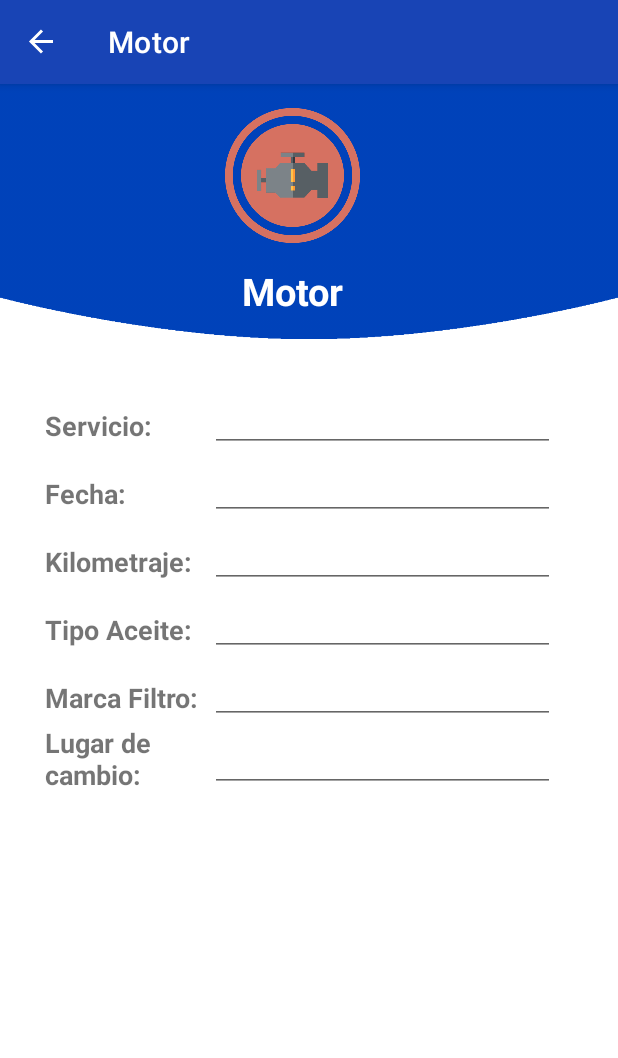
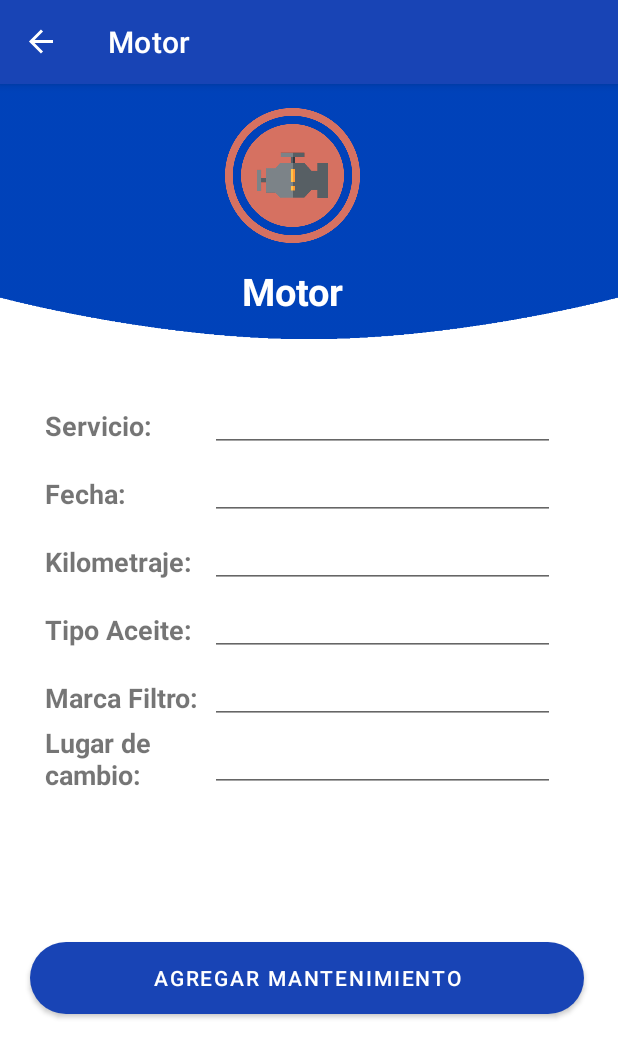
Before and after one commit to sebasnake2314/Cuida-tu-carro, an Android app: the agregarMantenimientoMotor screen opened through its navigation route, on a phone screen of 412 x 824 dp. Shown: the top 1058 px of the screen. Run offline under Robolectric (Android 15) with nearby library versions, the phone set to English and light mode, and no system bars; our stand-ins replace Firebase (no records; nobody signed in at launch, a user with empty details on screens opened directly), navigation-ui; libraries missing offline, so code that uses them is left out: com.wdullaer.materialdatetimepicker; 2 statements that could not run were skipped.

Commit message:
Modificación en ingreso de mantenimiento motor

```diff
--- a/app/src/main/java/com/example/cuidatucarro/data/repo/RepoMantenimiento.kt
+++ b/app/src/main/java/com/example/cuidatucarro/data/repo/RepoMantenimiento.kt
@@ -3,14 +3,20 @@ package com.example.cuidatucarro.data.repo
 import androidx.lifecycle.LiveData
 import androidx.lifecycle.MutableLiveData
 import com.example.cuidatucarro.objetos.Autos
+import com.example.cuidatucarro.objetos.mantenimientoMotor
 import com.example.cuidatucarro.objetos.tipoMatenimientoMotor
 import com.google.firebase.firestore.FirebaseFirestore
+import java.sql.Timestamp
 
 class RepoMantenimiento {
+    val db = FirebaseFirestore.getInstance()
 
-    fun traerMantenimientosMotor(): LiveData<MutableList<tipoMatenimientoMotor>>{
+    fun traerMantenimientosMotor(tipoMantenimiento:String): LiveData<MutableList<tipoMatenimientoMotor>>{
         val mutableData = MutableLiveData<MutableList<tipoMatenimientoMotor>>()
-        FirebaseFirestore.getInstance().collection("tb_mant_motor").get().addOnSuccessListener { result ->
+        FirebaseFirestore.getInstance().collection("tb_mant_motor")
+            .whereEqualTo("tipoMant",tipoMantenimiento)
+
+            .get().addOnSuccessListener { result ->
             val listData = mutableListOf<tipoMatenimientoMotor>()
             for(document in result ){
                 val tipoMantenimiento = document.id.toString()
@@ -23,5 +29,28 @@ class RepoMantenimiento {
         return mutableData
     }
 
+    fun agregarMantenimiento(mantenimientos:mantenimientoMotor){
+
+        val userHashMap = hashMapOf(
+            "mant_id_auto" to mantenimientos.idVehiculo,
+            "mant_tipo" to mantenimientos.servicio,
+            "mant_fecha" to mantenimientos.fecha,
+            "mant_kilometraje" to mantenimientos.kilimetraje,
+            "mant_lugar" to mantenimientos.lugarMantenimiento,
+            "mant_tipo_aceite" to mantenimientos.tipoAceite,
+            "mant_marca_filtro" to mantenimientos.MarcaFiltro
+         )
+
+        db.collection("tb_mantenimientos")
+            .add(userHashMap).addOnCompleteListener{
+                if(it.isSuccessful){
+                    //Mensaje Exitoso
+                }else{
+                    //Mensaje Error
+                }
+            }
+
+
+    }
 
 }
--- a/app/src/main/java/com/example/cuidatucarro/viewmodel/mantenimientoViewModel.kt
+++ b/app/src/main/java/com/example/cuidatucarro/viewmodel/mantenimientoViewModel.kt
@@ -4,17 +4,22 @@ import androidx.lifecycle.LiveData
 import androidx.lifecycle.MutableLiveData
 import androidx.lifecycle.ViewModel
 import com.example.cuidatucarro.data.repo.RepoMantenimiento
+import com.example.cuidatucarro.objetos.mantenimientoMotor
 import com.example.cuidatucarro.objetos.tipoMatenimientoMotor
 
 class mantenimientoViewModel: ViewModel()  {
     private val repoMatenimiento = RepoMantenimiento()
 
-    fun traerTipoMantenimientoMotor(): LiveData<MutableList<tipoMatenimientoMotor>> {
+    fun traerTipoMantenimientoMotor(tipoMantenimiento:String): LiveData<MutableList<tipoMatenimientoMotor>> {
         val mutableData = MutableLiveData<MutableList<tipoMatenimientoMotor>>()
-        repoMatenimiento.traerMantenimientosMotor().observeForever{listaMantenimiento->
+        repoMatenimiento.traerMantenimientosMotor(tipoMantenimiento).observeForever{listaMantenimiento->
             mutableData.value = listaMantenimiento
         }
         return mutableData
     }
 
+    fun agregarMantenimientoMotor(mantenimiento:mantenimientoMotor){
+            repoMatenimiento.agregarMantenimiento(mantenimiento)
+    }
+
 }
--- a/app/src/main/res/layout/fragment_agregar_mantenimiento.xml
+++ b/app/src/main/res/layout/fragment_agregar_mantenimiento.xml
@@ -44,10 +44,6 @@
                     android:textSize="25dp"
                     android:textStyle="bold"
                     android:textColor="@android:color/white"/>
-
-
-
-
 
         </LinearLayout>
     </LinearLayout>
@@ -157,7 +153,7 @@
                             android:textStyle="bold" />
 
                         <EditText
-                            android:id="@+id/txtMarca"
+                            android:id="@+id/txtKilometraje"
                             android:layout_width="230dp"
                             android:layout_height="wrap_content"
                             android:ems="10"
@@ -182,7 +178,7 @@
                             android:textStyle="bold" />
 
                         <EditText
-                            android:id="@+id/txtModelo"
+                            android:id="@+id/txtTipoAceite"
                             android:layout_width="230dp"
                             android:layout_height="wrap_content"
                             android:ems="10"
@@ -207,7 +203,7 @@
                             android:textStyle="bold" />
 
                         <EditText
-                            android:id="@+id/txtKilo"
+                            android:id="@+id/txtMarcaFiltro"
                             android:layout_width="230dp"
                             android:layout_height="wrap_content"
                             android:ems="10"
@@ -231,7 +227,7 @@
                             android:textStyle="bold" />
 
                         <EditText
-                            android:id="@+id/lugarCambio"
+                            android:id="@+id/txtLugarCambio"
                             android:layout_width="230dp"
                             android:layout_height="wrap_content"
                             android:ems="10"
@@ -247,7 +243,23 @@
             </LinearLayout>
 
         </LinearLayout>
+
+            <Button
+                android:id="@+id/btnAddMant"
+                android:layout_width="match_parent"
+                android:layout_height="match_parent"
+                android:text="Agregar Mantenimiento"
+                android:background="@drawable/stylebottons"
+                android:textColor="@android:color/white"
+                android:padding="5dp"
+                android:layout_marginVertical="90dp"
+                android:layout_marginLeft="20dp"
+                android:layout_marginRight="20dp"/>
+
         </LinearLayout>
+
+
+
     </ScrollView>
 
     </LinearLayout>
```
Also changed, not shown: app/src/main/java/com/example/cuidatucarro/objetos/mantenimientoMotor.kt (added, +14 -0 lines), app/src/main/java/com/example/cuidatucarro/ui/mantenimiento/agregarMantenimientoMotor.kt (+28 -3 lines), app/src/main/java/com/example/cuidatucarro/ui/mantenimiento/mantenimiento.kt (+9 -1 lines).
